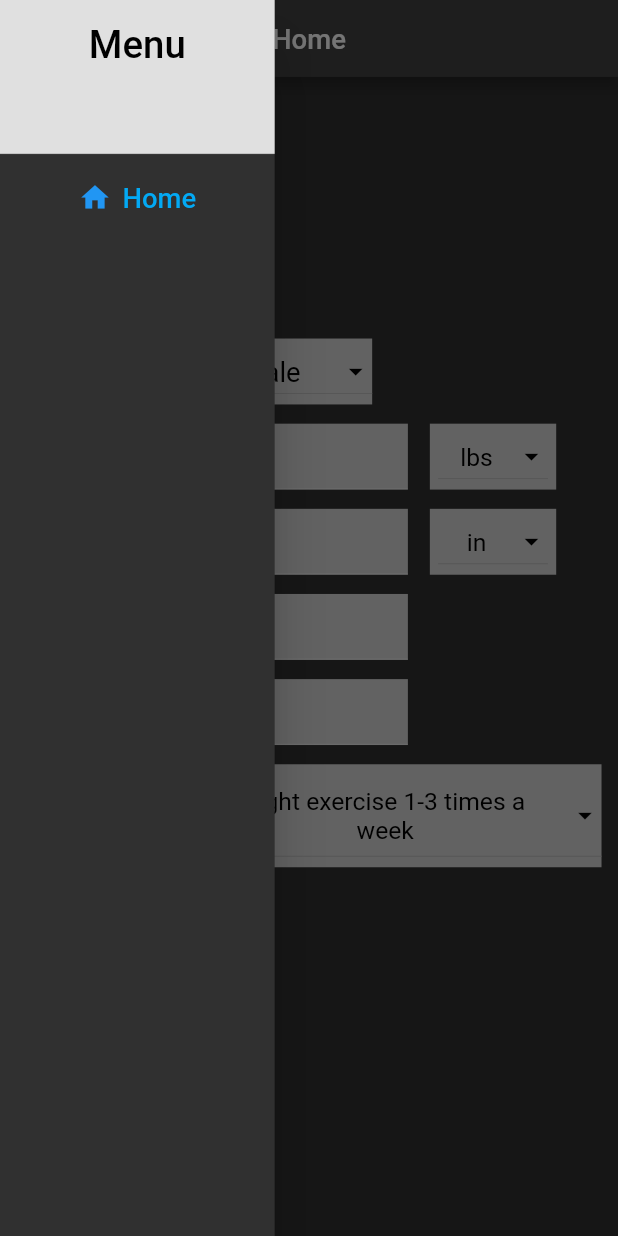
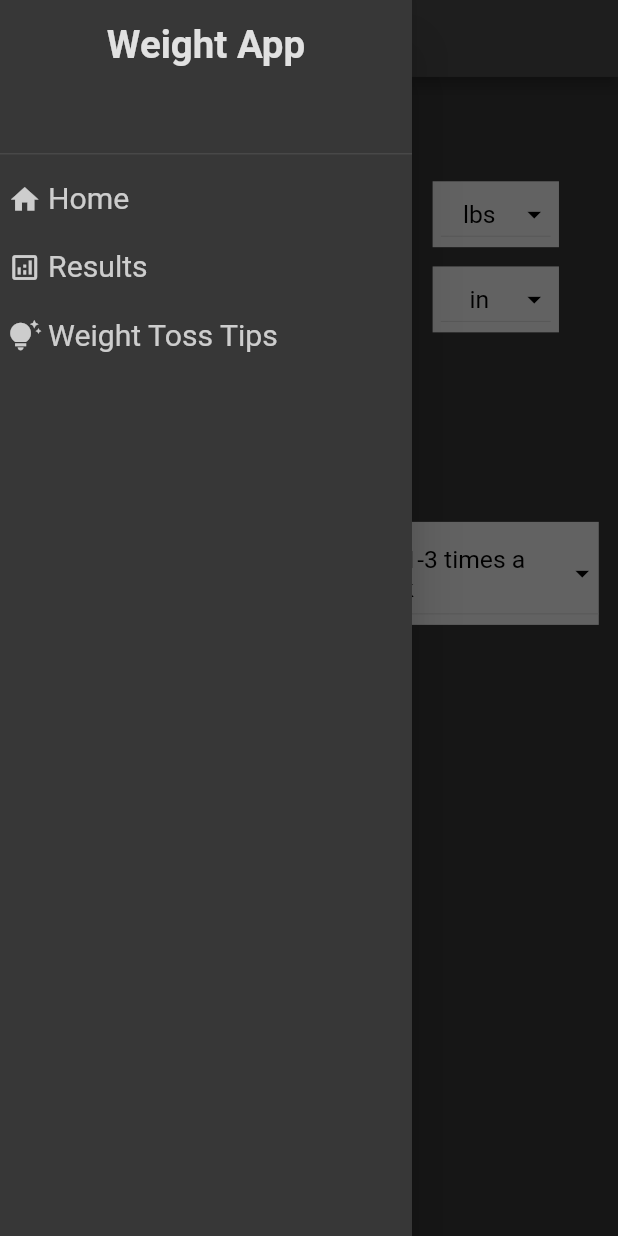
Before and after one commit to kuroodo/Weight-App, a Flutter app: the screen it shows after launch, with the side drawer open, on a phone screen of 412 x 824 dp. Run offline on Flutter 3.47's test engine with Material 2 defaults, Android fonts, the phone set to English and light mode, and no system bars; drawn by our look-alikes of dropdown_button2; our stand-ins replace easy_sidemenu, responsive_framework; missing offline and left inert: desktop_window.

Commit message:
Add side_navigator package for desktop menu navigation and move nav_drawer to navigation folder

```diff
--- a/lib/screens/home_screen.dart
+++ b/lib/screens/home_screen.dart
@@ -1,62 +1,37 @@
+import 'dart:io';
+
 import 'package:flutter/material.dart';
-import 'package:responsive_framework/responsive_framework.dart';
 import 'package:weight_app/widgets/calc_form.dart';
-import 'package:weight_app/widgets/desktop/header.dart';
-import 'package:weight_app/widgets/nav_drawer.dart';
-
-const _title = "Home";
+import 'package:weight_app/widgets/navigation/nav_drawer.dart';
+import 'package:weight_app/widgets/navigation/side_navigator.dart';
 
 class HomeScreen extends StatelessWidget {
   const HomeScreen({super.key});
 
   @override
   Widget build(BuildContext context) {
-    bool useMobile = ResponsiveWrapper.of(context).isSmallerThan(DESKTOP);
+    bool useMobile = Platform.isAndroid || Platform.isIOS;
     return Scaffold(
       appBar: useMobile
-          ? AppBar(title: const Text(_title), centerTitle: true)
+          ? AppBar(title: const Text("Home"), centerTitle: true)
           : null,
       body: SafeArea(
-        child: Padding(
-          padding: const EdgeInsets.all(12),
-          child: useMobile ? const MobileHome() : const DesktopHome(),
+        child: Row(
+          crossAxisAlignment: CrossAxisAlignment.start,
+          children: [
+            if (!useMobile) const SideNavigator(),
+            const Expanded(
+              child: Padding(
+                padding: EdgeInsets.all(14),
+                child: SingleChildScrollView(
+                  child: CalcForm(),
+                ),
+              ),
+            ),
+          ],
         ),
       ),
       drawer: useMobile ? const NavDrawer() : null,
     );
   }
 }
-
-class MobileHome extends StatelessWidget {
-  const MobileHome({super.key});
-
-  @override
-  Widget build(BuildContext context) {
-    return const Center(
-      child: SingleChildScrollView(
-        child: CalcForm(),
-      ),
-    );
-  }
-}
-
-class DesktopHome extends StatelessWidget {
-  const DesktopHome({super.key});
-
-  @override
-  Widget build(BuildContext context) {
-    return SingleChildScrollView(
-      child: Column(
-        crossAxisAlignment: CrossAxisAlignment.start,
-        children: [
-          Header(
-            label: _title,
-            onPressed: () {},
-          ),
-          const SizedBox(height: 50),
-          const CalcForm(),
-        ],
-      ),
-    );
-  }
-}
--- a/lib/screens/result_screen.dart
+++ b/lib/screens/result_screen.dart
@@ -7,7 +7,7 @@ import 'package:weight_app/helpers/simulator.dart' as simulator;
 import 'package:weight_app/models/calc_params.dart';
 import 'package:weight_app/models/result_data.dart';
 import 'package:weight_app/models/weight_data.dart';
-import 'package:weight_app/widgets/nav_drawer.dart';
+import 'package:weight_app/widgets/navigation/nav_drawer.dart';
 import 'package:weight_app/widgets/result_screen/result_app_bar.dart';
 
 class ResultScreen extends StatefulWidget {
--- a/lib/widgets/nav_drawer.dart
+++ /dev/null
@@ -1,40 +0,0 @@
-import 'package:flutter/material.dart';
-import 'package:weight_app/helpers/routes.dart' as routes;
-
-class NavDrawer extends StatelessWidget {
-  const NavDrawer({super.key});
-
-  @override
-  Widget build(BuildContext context) {
-    return Drawer(
-      width: 200,
-      child: ListView(
-        padding: const EdgeInsets.all(0),
-        children: [
-          SizedBox(
-            height: 120,
-            child: DrawerHeader(
-              decoration: BoxDecoration(
-                color: Colors.grey[300],
-              ),
-              child: const Text(
-                'Menu',
-                style: TextStyle(color: Colors.black, fontSize: 28),
-                textAlign: TextAlign.center,
-              ),
-            ),
-          ),
-          TextButton.icon(
-            onPressed: () => Navigator.of(context)
-                .pushNamedAndRemoveUntil(routes.homeScreen, (route) => false),
-            icon: const Icon(Icons.home),
-            label: const Text(
-              "Home",
-              style: TextStyle(color: Colors.lightBlue, fontSize: 20),
-            ),
-          ),
-        ],
-      ),
-    );
-  }
-}
--- /dev/null
+++ b/lib/widgets/navigation/nav_drawer.dart
@@ -0,0 +1,106 @@
+import 'package:flutter/material.dart';
+import 'package:weight_app/helpers/routes.dart' as routes;
+
+class NavDrawer extends StatelessWidget {
+  const NavDrawer({super.key});
+
+  @override
+  Widget build(BuildContext context) {
+    return Drawer(
+      width: 300,
+      backgroundColor: const Color.fromARGB(255, 55, 55, 55),
+      child: ListView(
+        padding: const EdgeInsets.all(0),
+        children: [
+          SizedBox(
+            height: 120,
+            child: DrawerHeader(
+              decoration: BoxDecoration(
+                color: Colors.transparent,
+                border: Border(
+                  bottom: Divider.createBorderSide(context,
+                      color: Colors.transparent, width: 0),
+                ),
+              ),
+              child: Text(
+                'Weight App',
+                style: TextStyle(
+                  fontSize: 28,
+                  fontWeight: FontWeight.bold,
+                  color: Theme.of(context)
+                      .textTheme
+                      .titleLarge!
+                      .color!
+                      .withOpacity(.85),
+                ),
+                textAlign: TextAlign.center,
+              ),
+            ),
+          ),
+          _NavButton(
+            icon: Icons.home,
+            text: "Home",
+            onPressed: () => Navigator.of(context)
+                .pushNamedAndRemoveUntil(routes.homeScreen, (route) => false),
+          ),
+          _NavButton(
+            icon: Icons.analytics_outlined,
+            text: "Results",
+            onPressed: () => print("Results"),
+          ),
+          _NavButton(
+            icon: Icons.tips_and_updates,
+            text: "Weight Toss Tips",
+            onPressed: () => print("Results"),
+          ),
+        ],
+      ),
+    );
+  }
+}
+
+class _NavButton extends StatelessWidget {
+  final IconData icon;
+  final String text;
+  final VoidCallback onPressed;
+  const _NavButton({
+    required this.icon,
+    required this.text,
+    required this.onPressed,
+  });
+  @override
+  Widget build(BuildContext context) {
+    return Container(
+      height: 50,
+      padding: const EdgeInsets.only(left: 6),
+      child: InkWell(
+        onTap: onPressed,
+        child: Row(
+          children: [
+            Icon(
+              icon,
+              size: 24,
+              color: Theme.of(context)
+                  .textTheme
+                  .titleLarge!
+                  .color!
+                  .withOpacity(.75),
+            ),
+            const SizedBox(width: 5),
+            Text(
+              text,
+              style: TextStyle(
+                color: Theme.of(context)
+                    .textTheme
+                    .titleLarge!
+                    .color!
+                    .withOpacity(.75),
+                fontSize: 22,
+              ),
+            )
+          ],
+        ),
+      ),
+    );
+  }
+}
--- a/pubspec.yaml
+++ b/pubspec.yaml
@@ -40,6 +40,7 @@ dependencies:
   data_table_2: ^2.3.7
   dropdown_button2: ^2.0.0
   responsive_framework: ^0.2.0
+  easy_sidemenu: ^0.4.1+1
   desktop_window: ^0.4.0
 
 dev_dependencies:
```
Also changed, not shown: lib/widgets/desktop/header.dart (deleted, +0 -16 lines), lib/widgets/navigation/side_navigator.dart (added, +121 -0 lines).
